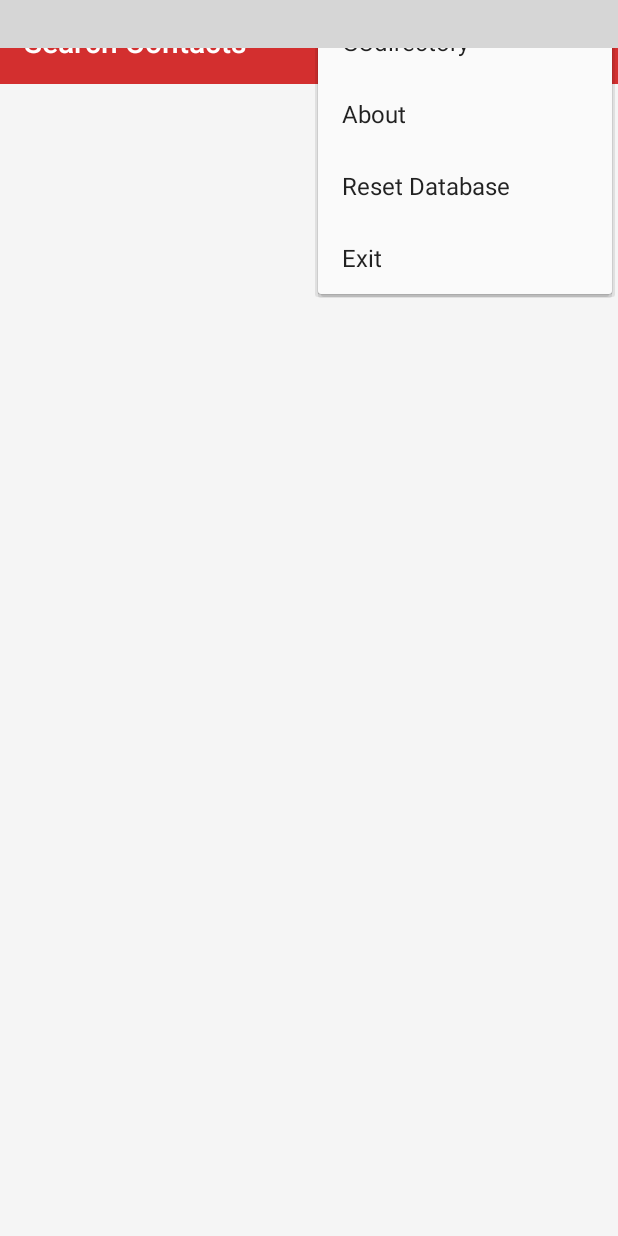
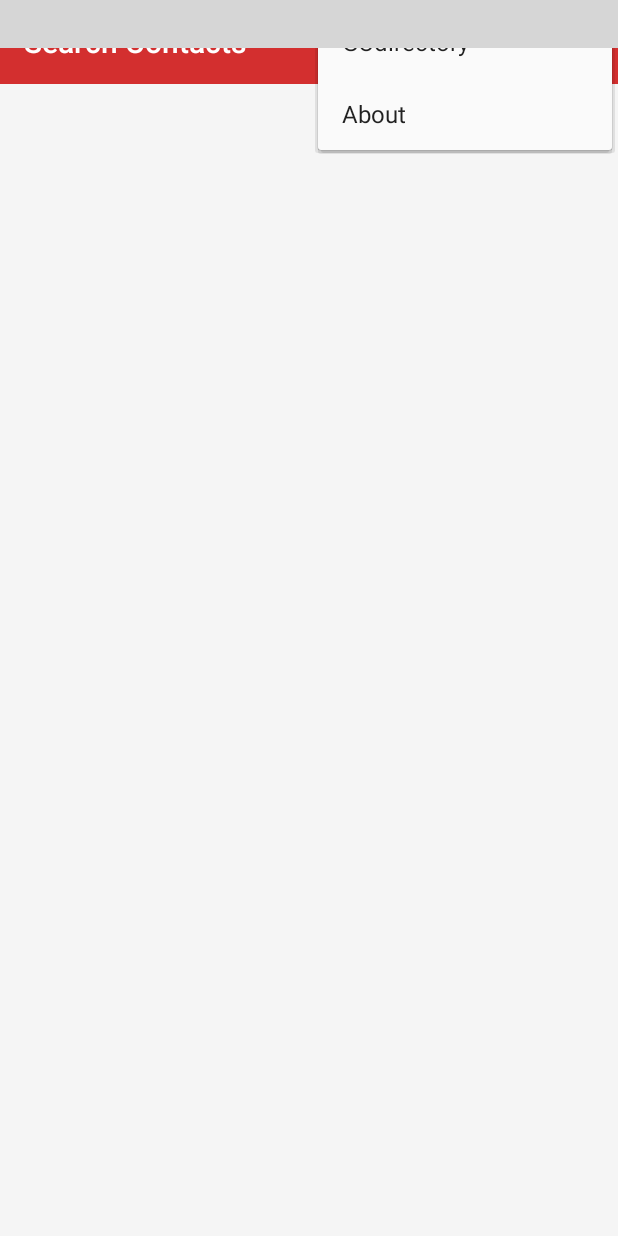
Before and after one commit to cfiamobility/directinfo, an Android app: the SearchActivity screen opened directly, with no data from a screen before it, with the options menu open, on a phone screen of 412 x 824 dp. Run offline under Robolectric (Android 15) with nearby library versions, the phone set to English and light mode, and no system bars; libraries missing offline, so code that uses them is left out: com.miguelcatalan.materialsearchview; plain views replace MaterialSearchView; 5 statements that could not run were skipped; grey boxes are pictures that could not be loaded.

Commit message:
disable exit and reset menuitem

```diff
--- a/app/src/main/java/ca/gc/inspection/directinfo/DetailedInfo.java
+++ b/app/src/main/java/ca/gc/inspection/directinfo/DetailedInfo.java
@@ -197,9 +197,7 @@ public class DetailedInfo extends AppCompatActivity {
                 break;
 
             // exit application
-            case R.id.exit:
-                finish();
-                break;
+
             default:
                 return true;
         }
--- a/app/src/main/res/menu/menu_search.xml
+++ b/app/src/main/res/menu/menu_search.xml
@@ -24,20 +24,15 @@
         app:showAsAction="never">
 
     </item>
-    <item
-        android:id="@+id/restBtn"
-        android:title="@string/resetMenuItem"
-        app:showAsAction="never"
-        >
+    <!--<item-->
+        <!--android:id="@+id/restBtn"-->
+        <!--android:title="@string/resetMenuItem"-->
+        <!--app:showAsAction="never"-->
+        <!--&gt;-->
 
-    </item>
+    <!--</item>-->
 
-    <item
-        android:id="@+id/exit"
-        android:title="Exit"
-        app:showAsAction="never">
 
-    </item>
 
 
 </menu>
```
Also changed, not shown: app/src/main/java/ca/gc/inspection/directinfo/SearchActivity.java (+19 -21 lines).
